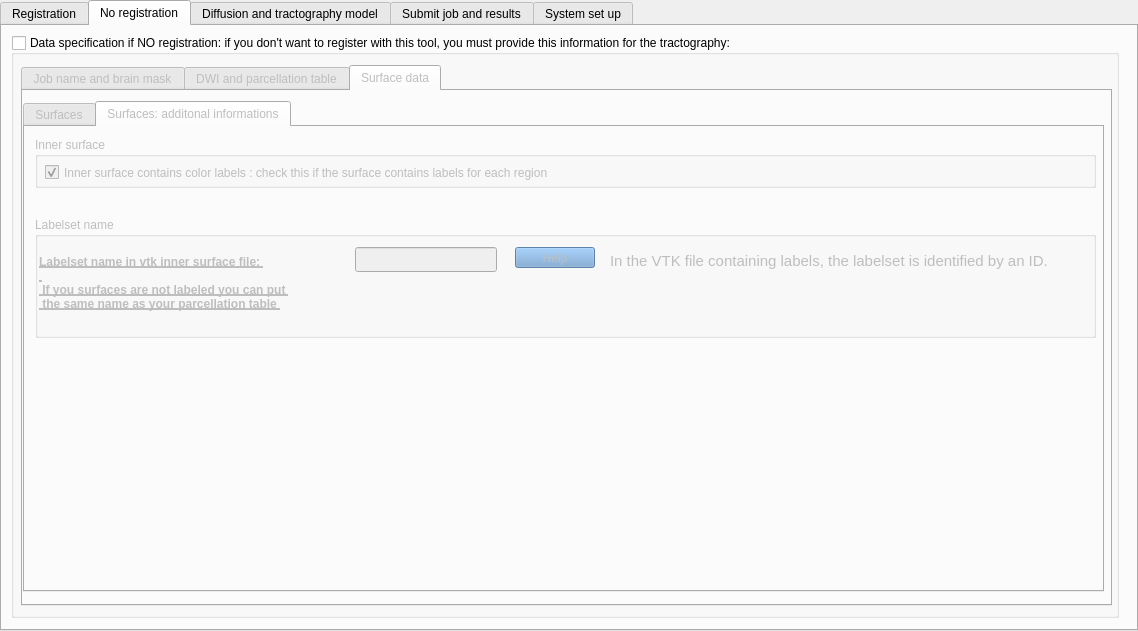
HZBCPP/CONTINUITY-lite, file interface_tab.ui: the form before one commit.
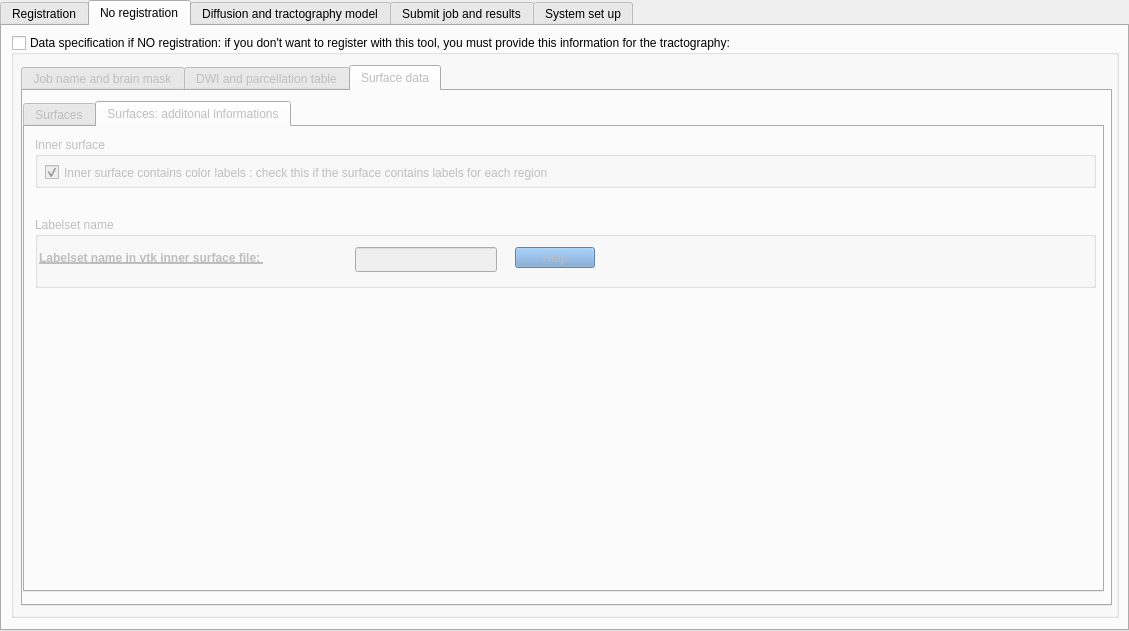
The form after the commit. The open tabs and pages were chosen to show the change.

Commit message: ENH: protect interface

Diff of the .ui file:
```diff
--- a/interface_tab.ui
+++ b/interface_tab.ui
@@ -6,7 +6,7 @@
    <rect>
     <x>0</x>
     <y>0</y>
-    <width>1138</width>
+    <width>1129</width>
     <height>631</height>
    </rect>
   </property>
@@ -4058,34 +4058,12 @@
            <x>10</x>
            <y>90</y>
            <width>1061</width>
-           <height>121</height>
+           <height>71</height>
           </rect>
          </property>
          <property name="title">
           <string>Labelset name</string>
          </property>
-         <widget class="QTextEdit" name="question_labelset_name_textEdit_no_registration">
-          <property name="geometry">
-           <rect>
-            <x>570</x>
-            <y>30</y>
-            <width>461</width>
-            <height>71</height>
-           </rect>
-          </property>
-          <property name="styleSheet">
-           <string notr="true">QTextEdit {
-	background-color : transparent
-}</string>
-          </property>
-          <property name="html">
-           <string>&lt;!DOCTYPE HTML PUBLIC &quot;-//W3C//DTD HTML 4.0//EN&quot; &quot;http://www.w3.org/TR/REC-html40/strict.dtd&quot;&gt;
-&lt;html&gt;&lt;head&gt;&lt;meta name=&quot;qrichtext&quot; content=&quot;1&quot; /&gt;&lt;style type=&quot;text/css&quot;&gt;
-p, li { white-space: pre-wrap; }
-&lt;/style&gt;&lt;/head&gt;&lt;body style=&quot; font-family:'Ubuntu'; font-size:11pt; font-weight:400; font-style:normal;&quot;&gt;
-&lt;p style=&quot; margin-top:0px; margin-bottom:0px; margin-left:0px; margin-right:0px; -qt-block-indent:0; text-indent:0px;&quot;&gt;In the VTK file containing labels, the labelset is identified by an ID. &lt;/p&gt;&lt;/body&gt;&lt;/html&gt;</string>
-          </property>
-         </widget>
          <widget class="QLineEdit" name="labelset_lineEdit_no_registration">
           <property name="geometry">
            <rect>
@@ -4105,7 +4083,7 @@
             <x>4</x>
             <y>30</y>
             <width>341</width>
-            <height>71</height>
+            <height>21</height>
            </rect>
           </property>
           <property name="font">
@@ -4116,10 +4094,7 @@
            </font>
           </property>
           <property name="text">
-           <string>Labelset name in vtk inner surface file: 
- 
- If you surfaces are not labeled you can put 
- the same name as your parcellation table </string>
+           <string>Labelset name in vtk inner surface file: </string>
           </property>
          </widget>
          <widget class="QPushButton" name="question_labelset_name_pushButton_no_registration">
```
Left out of the diff: 273 changed lines with no effect on the pictures. The commit also changes 1 other file.
